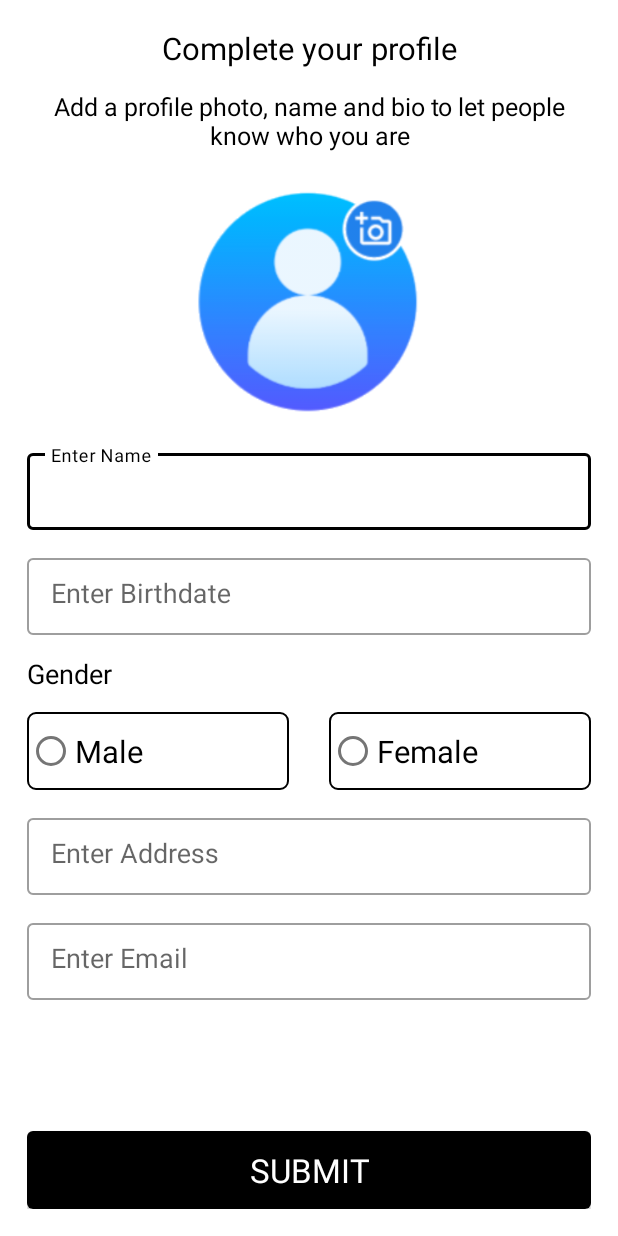
After one commit to brjichkar/OfficerClub, an Android app: the ActivityProfile screen opened directly, with no data from a screen before it, on a phone screen of 412 x 824 dp. The commit adds this screen. Run offline under Robolectric (Android 15) with nearby library versions, the phone set to English and light mode, and no system bars; our stand-ins replace data binding, sdp/ssp sizes; libraries missing offline, so code that uses them is left out: com.wdullaer.materialdatetimepicker.

Commit message:
profile screen in progress

```diff
--- a/app/build.gradle
+++ b/app/build.gradle
@@ -50,4 +50,10 @@ dependencies {
 
     // encrypt shared pref
     implementation "androidx.security:security-crypto:1.1.0-alpha03"
+
+    // calender integration
+    implementation 'com.wdullaer:materialdatetimepicker:4.2.3'
+
+    // image selection integration
+    implementation 'com.github.dhaval2404:imagepicker:2.1'
 }
--- a/app/src/main/java/com/android/officersclub/ui_section/login_section/ActivityLogin.kt
+++ b/app/src/main/java/com/android/officersclub/ui_section/login_section/ActivityLogin.kt
@@ -8,9 +8,10 @@ import android.text.Html
 import androidx.databinding.DataBindingUtil
 import com.android.officersclub.R
 import com.android.officersclub.databinding.ActivityLoginBinding
+import com.android.officersclub.ui_section.base_section.BaseActivity
 import com.android.officersclub.ui_section.otp_section.ActivityOtp
 
-class ActivityLogin : AppCompatActivity() {
+class ActivityLogin : BaseActivity() {
     private lateinit var mActivityLoginBinding: ActivityLoginBinding
 
     override fun onCreate(savedInstanceState: Bundle?) {
--- /dev/null
+++ b/app/src/main/java/com/android/officersclub/ui_section/profile_section/ActivityProfile.kt
@@ -0,0 +1,42 @@
+package com.android.officersclub.ui_section.profile_section
+
+import androidx.appcompat.app.AppCompatActivity
+import android.os.Bundle
+import androidx.databinding.DataBindingUtil
+import com.android.officersclub.R
+import com.android.officersclub.databinding.ActivityProfileBinding
+import com.android.officersclub.ui_section.base_section.BaseActivity
+import java.util.*
+import com.android.officersclub.MainActivity
+import com.wdullaer.materialdatetimepicker.date.DatePickerDialog
+
+
+class ActivityProfile : BaseActivity(), DatePickerDialog.OnDateSetListener {
+    private lateinit var mActivityProfileBinding: ActivityProfileBinding
+    override fun onCreate(savedInstanceState: Bundle?) {
+        super.onCreate(savedInstanceState)
+        mActivityProfileBinding=DataBindingUtil.setContentView(this,R.layout.activity_profile)
+        if(supportActionBar !=null){
+            supportActionBar!!.hide()
+        }
+        mActivityProfileBinding.etBday.setOnClickListener {
+            val now = Calendar.getInstance()
+            val dpd = DatePickerDialog.newInstance(
+                this,
+                now[Calendar.YEAR],  // Initial year selection
+                now[Calendar.MONTH],  // Initial month selection
+                now[Calendar.DAY_OF_MONTH] // Inital day selection
+            )
+            dpd.show(supportFragmentManager, "Datepickerdialog")
+        }
+
+        mActivityProfileBinding.ivUserImg.setOnClickListener {
+
+        }
+    }
+
+    override fun onDateSet(view: DatePickerDialog?, year: Int, monthOfYear: Int, dayOfMonth: Int) {
+        mActivityProfileBinding.etBday.setText(""+dayOfMonth+"/"+(monthOfYear+1)+"/"+year)
+        //showMessage("You picked the following date: "+dayOfMonth+"/"+(monthOfYear+1)+"/"+year)
+    }
+}
--- a/app/src/main/res/layout/activity_login.xml
+++ b/app/src/main/res/layout/activity_login.xml
@@ -37,7 +37,6 @@
             android:layout_below="@id/tv_welcome"
             android:layout_marginTop="@dimen/_5sdp"
             android:gravity="center"
-            android:text="@string/info"
             android:textSize="@dimen/_14ssp" />
 
         <androidx.appcompat.widget.LinearLayoutCompat
--- /dev/null
+++ b/app/src/main/res/layout/activity_profile.xml
@@ -0,0 +1,212 @@
+<?xml version="1.0" encoding="utf-8"?>
+<layout xmlns:android="http://schemas.android.com/apk/res/android"
+    xmlns:app="http://schemas.android.com/apk/res-auto"
+    xmlns:tools="http://schemas.android.com/tools">
+
+    <RelativeLayout
+        android:layout_width="match_parent"
+        android:layout_height="match_parent"
+        android:layout_margin="@dimen/_14sdp"
+        android:background="@color/white"
+        tools:context=".ui_section.profile_section.ActivityProfile">
+
+        <LinearLayout
+            android:id="@+id/page_info"
+            android:layout_width="match_parent"
+            android:layout_height="wrap_content"
+            android:orientation="vertical">
+
+            <TextView
+                android:layout_width="match_parent"
+                android:layout_height="wrap_content"
+                android:gravity="center"
+                android:text="@string/complete"
+                android:textColor="@color/black"
+                android:textSize="@dimen/_16ssp" />
+
+            <TextView
+                android:layout_width="match_parent"
+                android:layout_height="wrap_content"
+                android:layout_marginTop="@dimen/_10sdp"
+                android:gravity="center"
+                android:text="@string/add_details"
+                android:textColor="@color/black"
+                android:textSize="@dimen/_13ssp" />
+        </LinearLayout>
+
+        <androidx.appcompat.widget.LinearLayoutCompat
+            android:id="@+id/il_verify"
+            android:layout_width="match_parent"
+            android:layout_height="wrap_content"
+            android:layout_alignParentBottom="true"
+            android:orientation="vertical">
+
+            <com.google.android.material.button.MaterialButton
+                android:id="@+id/btn_submit"
+                android:layout_width="match_parent"
+                android:layout_height="@dimen/_40sdp"
+                android:layout_gravity="center"
+                android:layout_marginTop="@dimen/_10sdp"
+                android:insetTop="0dp"
+                android:insetBottom="0dp"
+                android:text="@string/submit"
+                android:textAppearance="?android:attr/textAppearanceLarge" />
+
+        </androidx.appcompat.widget.LinearLayoutCompat>
+
+        <ScrollView
+            android:layout_width="match_parent"
+            android:layout_height="wrap_content"
+            android:layout_below="@id/page_info"
+            android:layout_above="@id/il_verify"
+            android:layout_marginBottom="@dimen/_10sdp"
+            android:scrollbars="none">
+
+            <LinearLayout
+                android:layout_width="match_parent"
+                android:layout_height="wrap_content"
+                android:orientation="vertical">
+
+                <ImageView
+                    android:id="@+id/iv_user_img"
+                    android:layout_width="@dimen/_140sdp"
+                    android:layout_height="@dimen/_140sdp"
+                    android:layout_gravity="center"
+                    android:layout_marginTop="@dimen/_5sdp"
+                    android:src="@drawable/profile_icon" />
+
+                <com.google.android.material.textfield.TextInputLayout
+                    android:id="@+id/il_name"
+                    style="@style/Widget.MaterialComponents.TextInputLayout.OutlinedBox"
+                    android:layout_width="match_parent"
+                    android:layout_height="wrap_content"
+                    android:layout_marginTop="@dimen/_5sdp">
+
+                    <EditText
+                        android:id="@+id/et_name"
+                        android:layout_width="match_parent"
+                        android:layout_height="wrap_content"
+                        android:gravity="start"
+                        android:hint="@string/name"
+                        android:importantForAutofill="no"
+                        android:inputType="textPersonName"
+                        android:maxLength="30"
+                        android:maxLines="1"
+                        android:minLines="1"
+                        android:padding="@dimen/_10sdp"
+                        android:singleLine="true"
+                        android:textAppearance="?android:attr/textAppearanceMedium" />
+                </com.google.android.material.textfield.TextInputLayout>
+
+                <com.google.android.material.textfield.TextInputLayout
+                    android:id="@+id/il_bday"
+                    style="@style/Widget.MaterialComponents.TextInputLayout.OutlinedBox"
+                    android:layout_width="match_parent"
+                    android:layout_height="wrap_content"
+                    android:layout_marginTop="@dimen/_10sdp">
+
+                    <EditText
+                        android:id="@+id/et_bday"
+                        android:layout_width="match_parent"
+                        android:layout_height="wrap_content"
+                        android:gravity="start"
+                        android:hint="@string/birthdate"
+                        android:focusable="false"
+                        android:inputType="none"
+                        android:longClickable="false"
+                        android:padding="@dimen/_10sdp"
+                        android:textAppearance="?android:attr/textAppearanceMedium" />
+                </com.google.android.material.textfield.TextInputLayout>
+
+                <TextView
+                    android:layout_width="match_parent"
+                    android:layout_height="wrap_content"
+                    android:layout_marginTop="@dimen/_10sdp"
+                    android:text="@string/gender"
+                    android:textColor="@color/black"
+                    android:textAppearance="?android:attr/textAppearanceMedium" />
+
+                <RadioGroup
+                    android:layout_width="match_parent"
+                    android:layout_height="wrap_content"
+                    android:orientation="horizontal"
+                    android:weightSum="2.0"
+                    android:layout_marginTop="@dimen/_10sdp"
+                    >
+
+                    <RadioButton
+                        android:layout_width="0dp"
+                        android:layout_weight="1.0"
+                        android:layout_height="@dimen/_40sdp"
+                        android:text="Male"
+                        android:layout_marginEnd="@dimen/_10sdp"
+                        android:background="@drawable/rounded_square_edt"
+                        android:textSize="@dimen/_16sdp"/>
+
+                    <RadioButton
+                        android:layout_width="0dp"
+                        android:layout_weight="1.0"
+                        android:layout_height="@dimen/_40sdp"
+                        android:text="Female"
+                        android:layout_marginStart="@dimen/_10sdp"
+                        android:background="@drawable/rounded_square_edt"
+                        android:textSize="@dimen/_16sdp"/>
+
+                </RadioGroup>
+
+
+                <com.google.android.material.textfield.TextInputLayout
+                    android:id="@+id/il_address"
+                    style="@style/Widget.MaterialComponents.TextInputLayout.OutlinedBox"
+                    android:layout_width="match_parent"
+                    android:layout_height="wrap_content"
+                    android:layout_marginTop="@dimen/_10sdp">
+
+                    <EditText
+                        android:id="@+id/et_address"
+                        android:layout_width="match_parent"
+                        android:layout_height="wrap_content"
+                        android:gravity="start"
+                        android:hint="@string/address"
+                        android:importantForAutofill="no"
+                        android:inputType="textPostalAddress"
+                        android:maxLength="100"
+                        android:maxLines="1"
+                        android:minLines="1"
+                        android:padding="@dimen/_10sdp"
+                        android:singleLine="true"
+                        android:textAppearance="?android:attr/textAppearanceMedium" />
+                </com.google.android.material.textfield.TextInputLayout>
+
+
+                <com.google.android.material.textfield.TextInputLayout
+                    android:id="@+id/il_email"
+                    style="@style/Widget.MaterialComponents.TextInputLayout.OutlinedBox"
+                    android:layout_width="match_parent"
+                    android:layout_height="wrap_content"
+                    android:layout_marginTop="@dimen/_10sdp">
+
+                    <EditText
+                        android:id="@+id/et_email"
+                        android:layout_width="match_parent"
+                        android:layout_height="wrap_content"
+                        android:gravity="start"
+                        android:hint="@string/email"
+                        android:importantForAutofill="no"
+                        android:inputType="textEmailAddress"
+                        android:maxLength="50"
+                        android:maxLines="1"
+                        android:minLines="1"
+                        android:padding="@dimen/_10sdp"
+                        android:singleLine="true"
+                        android:textAppearance="?android:attr/textAppearanceMedium" />
+                </com.google.android.material.textfield.TextInputLayout>
+
+            </LinearLayout>
+
+        </ScrollView>
+
+
+    </RelativeLayout>
+
+</layout>
--- a/app/src/main/res/values-night/themes.xml
+++ b/app/src/main/res/values-night/themes.xml
@@ -2,12 +2,12 @@
     <!-- Base application theme. -->
     <style name="Theme.OfficersClub" parent="Theme.MaterialComponents.DayNight.DarkActionBar">
         <!-- Primary brand color. -->
-        <item name="colorPrimary">@color/purple_200</item>
+        <item name="colorPrimary">@color/black</item>
         <item name="colorPrimaryVariant">@color/purple_700</item>
         <item name="colorOnPrimary">@color/black</item>
         <!-- Secondary brand color. -->
-        <item name="colorSecondary">@color/teal_200</item>
-        <item name="colorSecondaryVariant">@color/teal_200</item>
+        <item name="colorSecondary">@color/black</item>
+        <item name="colorSecondaryVariant">@color/black</item>
         <item name="colorOnSecondary">@color/black</item>
         <!-- Status bar color. -->
         <item name="android:statusBarColor" tools:targetApi="l">?attr/colorPrimaryVariant</item>
--- a/app/src/main/res/values/strings.xml
+++ b/app/src/main/res/values/strings.xml
@@ -8,11 +8,20 @@
     <!-- Login -->
     <string name="login">LOGIN</string>
     <string name="hint_enter_mobile">Enter Mobile</string>
-    <string name="info"></string>
     <string name="welcome">Welcome</string>
 
     <!-- OTP -->
     <string name="enter_otp">Enter your \nVerification code</string>
-    <string name="enter_otp_info">We hav sent a verification code to +9822620192</string>
+    <string name="enter_otp_info">We sent a verification code to 9822620192</string>
     <string name="verify">VERIFY</string>
+
+    <!-- profile -->
+    <string name="complete">Complete your profile</string>
+    <string name="add_details">Add a profile photo, name and bio to let people know who you are</string>
+    <string name="name">Enter Name</string>
+    <string name="birthdate">Enter Birthdate</string>
+    <string name="address">Enter Address</string>
+    <string name="email">Enter Email</string>
+    <string name="submit">SUBMIT</string>
+    <string name="gender">Gender</string>
 </resources>
--- a/app/src/main/res/values/themes.xml
+++ b/app/src/main/res/values/themes.xml
@@ -6,7 +6,7 @@
         <item name="colorPrimaryVariant">@color/white</item>
         <item name="colorOnPrimary">@color/white</item>
         <!-- Secondary brand color. -->
-        <item name="colorSecondary">@color/teal_200</item>
+        <item name="colorSecondary">@color/black</item>
         <item name="colorSecondaryVariant">@color/teal_700</item>
         <item name="colorOnSecondary">@color/black</item>
         <!-- Status bar color. -->
--- a/build.gradle
+++ b/build.gradle
@@ -3,10 +3,11 @@ buildscript {
     repositories {
         google()
         mavenCentral()
+        maven { url "https://jitpack.io" }
     }
     dependencies {
         classpath "com.android.tools.build:gradle:7.0.2"
-        classpath "org.jetbrains.kotlin:kotlin-gradle-plugin:1.5.20"
+        classpath 'org.jetbrains.kotlin:kotlin-gradle-plugin:1.6.10'
 
         // NOTE: Do not place your application dependencies here; they belong
         // in the individual module build.gradle files
```
Also changed, not shown: app/src/main/AndroidManifest.xml (+7 -2 lines), app/src/main/java/com/android/officersclub/ui_section/otp_section/ActivityOtp.kt (+21 -2 lines), app/src/main/res/layout/activity_otp.xml (+79 -25 lines), app/src/main/res/drawable/profile_icon.png (added).
